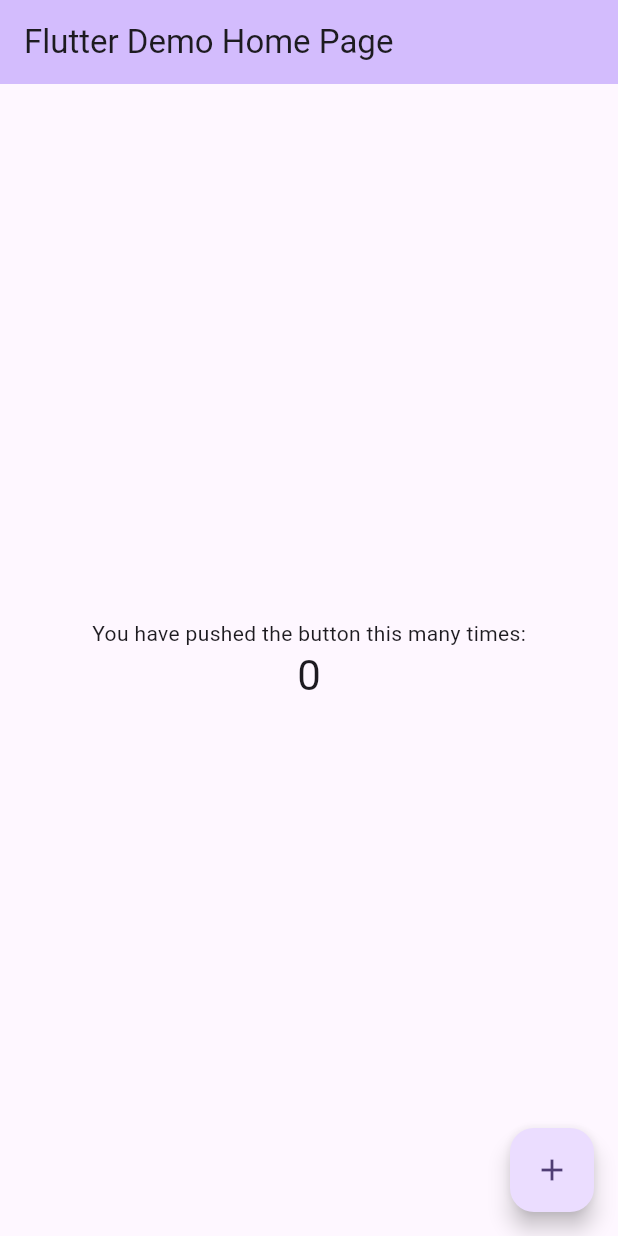
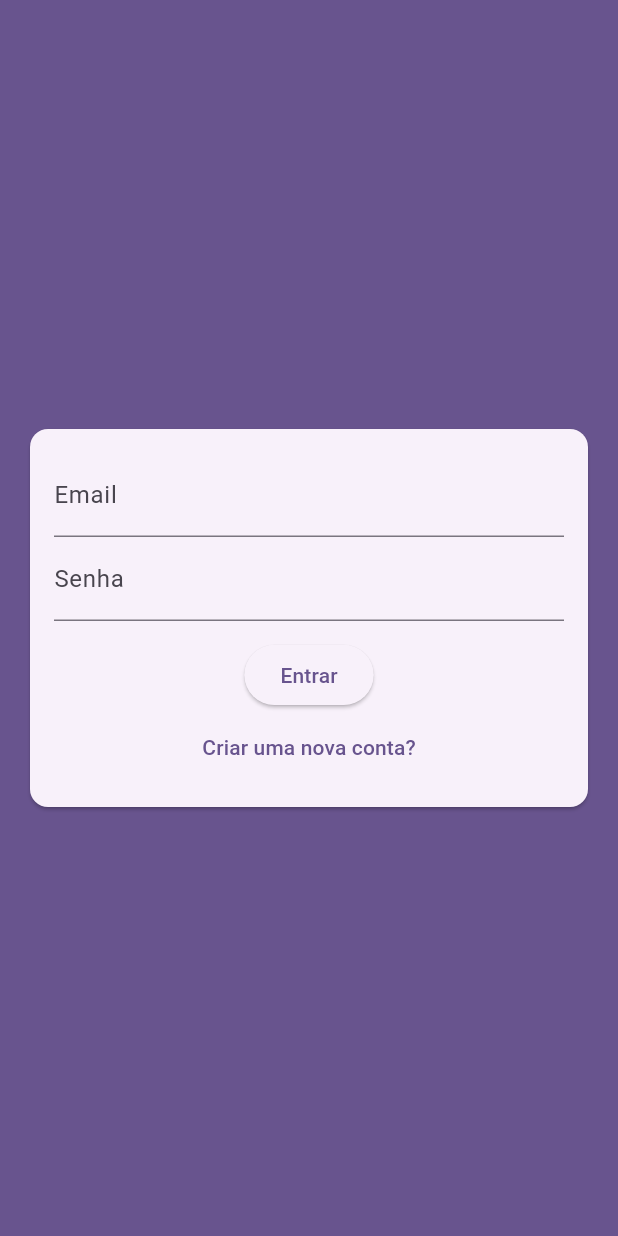
Before and after one commit to soumessias/flutter_learning_06, a Flutter app: the screen it shows after launch, on a phone screen of 412 x 824 dp. Run offline on Flutter 3.47's test engine with Material 2 defaults, Android fonts, the phone set to English and light mode, and no system bars; Roboto replaces fonts that are missing (Raleway).

Commit message:
First commit

```diff
--- /dev/null
+++ b/lib/components/auth_form.dart
@@ -0,0 +1,126 @@
+import 'package:flutter/material.dart';
+import 'package:flutter_learning_06/models/auth_form_data.dart';
+
+class AuthForm extends StatefulWidget {
+  final void Function(AuthFormData) onSubmit;
+  const AuthForm({
+    super.key,
+    required this.onSubmit,
+  });
+
+  @override
+  State<AuthForm> createState() => _AuthFormState();
+}
+
+class _AuthFormState extends State<AuthForm> {
+  final _formData = AuthFormData();
+  final _formKey = GlobalKey<FormState>();
+
+  void _submit() {
+    final isValid = _formKey.currentState?.validate() ?? false;
+    if (!isValid) {
+      return;
+    } else {
+      widget.onSubmit(_formData);
+    }
+  }
+
+  @override
+  Widget build(BuildContext context) {
+    return Card(
+      margin: const EdgeInsets.all(20),
+      child: Padding(
+        padding: const EdgeInsets.all(16.0),
+        child: Form(
+            key: _formKey,
+            child: Column(
+              children: [
+                if (_formData.isSignup)
+                  TextFormField(
+                    key: const ValueKey("name"),
+                    initialValue: _formData.name,
+                    onChanged: (name) => _formData.name = name,
+                    decoration: const InputDecoration(
+                      labelText: "Nome",
+                    ),
+                    validator: (_name) {
+                      final name = _name ?? "";
+                      if (name.trim().isEmpty) {
+                        return "Nome não pode ser vazio.";
+                      } else if (RegExp(r'[!@#\$%^&*(),.?":{}|<>]')
+                          .hasMatch(name)) {
+                        return "O nome não pode conter caracteres especiais.";
+                      } else {
+                        return null;
+                      }
+                    },
+                  ),
+                TextFormField(
+                  key: const ValueKey("email"),
+                  initialValue: _formData.email,
+                  onChanged: (email) => _formData.email = email,
+                  decoration: const InputDecoration(
+                    labelText: "Email",
+                  ),
+                  validator: (_email) {
+                    final email = _email ?? "";
+                    if (email.trim().isEmpty) {
+                      return "Email não pode ser vazio.";
+                    } else if (RegExp(r'[!#\ $%^&*(),?":{}|<>]')
+                        .hasMatch(email)) {
+                      return "O email não pode conter caracteres especiais.";
+                    }
+                    if (!email.contains("@")) {
+                      return "Email invalido.";
+                    } else {
+                      return null;
+                    }
+                  },
+                ),
+                TextFormField(
+                  key: const ValueKey("password"),
+                  initialValue: _formData.password,
+                  onChanged: (password) => _formData.password = password,
+                  decoration: const InputDecoration(
+                    labelText: "Senha",
+                  ),
+                  validator: (_password) {
+                    final password = _password ?? "";
+                    if (password.trim().isEmpty) {
+                      return "Senha não pode ser vazia.";
+                    } else if (password.length < 8) {
+                      return "Senha precisa ter pelo menos 8 caracteres.";
+                    } else if (!password.contains(RegExp(r'\d'))) {
+                      return "Senha precisa conter pelo menos 1 número.";
+                    } else {
+                      return null;
+                    }
+                  },
+                ),
+                const SizedBox(
+                  height: 12,
+                ),
+                ElevatedButton(
+                  onPressed: _submit,
+                  child: Text(
+                    _formData.isLogin ? "Entrar" : "Cadastrar",
+                  ),
+                ),
+                TextButton(
+                  child: Text(
+                    _formData.isLogin
+                        ? "Criar uma nova conta?"
+                        : "Já possui conta? Faça seu Login",
+                  ),
+                  onPressed: () {
+                    setState(() {
+                      _formData.toggleAuthMode();
+                    });
+                  },
+                )
+              ],
+            )),
+      ),
+    );
+  }
+}
--- a/lib/main.dart
+++ b/lib/main.dart
@@ -1,4 +1,5 @@
 import 'package:flutter/material.dart';
+import 'package:flutter_learning_06/pages/auth_page.dart';
 
 void main() {
   runApp(const MyApp());
@@ -6,120 +7,19 @@ void main() {
 
 class MyApp extends StatelessWidget {
   const MyApp({super.key});
-
-  // This widget is the root of your application.
   @override
   Widget build(BuildContext context) {
     return MaterialApp(
       title: 'Flutter Demo',
       theme: ThemeData(
-        // This is the theme of your application.
-        //
-        // TRY THIS: Try running your application with "flutter run". You'll see
-        // the application has a blue toolbar. Then, without quitting the app,
-        // try changing the seedColor in the colorScheme below to Colors.green
-        // and then invoke "hot reload" (save your changes or press the "hot
-        // reload" button in a Flutter-supported IDE, or press "r" if you used
-        // the command line to start the app).
-        //
-        // Notice that the counter didn't reset back to zero; the application
-        // state is not lost during the reload. To reset the state, use hot
-        // restart instead.
-        //
-        // This works for code too, not just values: Most code changes can be
-        // tested with just a hot reload.
-        colorScheme: ColorScheme.fromSeed(seedColor: Colors.deepPurple),
+        colorScheme: ColorScheme.fromSeed(
+          seedColor: Colors.deepPurple,
+        ),
+        fontFamily: 'Raleway',
         useMaterial3: true,
       ),
-      home: const MyHomePage(title: 'Flutter Demo Home Page'),
+      home: const AuthPage(),
+      debugShowCheckedModeBanner: false,
     );
   }
 }
-
-class MyHomePage extends StatefulWidget {
-  const MyHomePage({super.key, required this.title});
-
-  // This widget is the home page of your application. It is stateful, meaning
-  // that it has a State object (defined below) that contains fields that affect
-  // how it looks.
-
-  // This class is the configuration for the state. It holds the values (in this
-  // case the title) provided by the parent (in this case the App widget) and
-  // used by the build method of the State. Fields in a Widget subclass are
-  // always marked "final".
-
-  final String title;
-
-  @override
-  State<MyHomePage> createState() => _MyHomePageState();
-}
-
-class _MyHomePageState extends State<MyHomePage> {
-  int _counter = 0;
-
-  void _incrementCounter() {
-    setState(() {
-      // This call to setState tells the Flutter framework that something has
-      // changed in this State, which causes it to rerun the build method below
-      // so that the display can reflect the updated values. If we changed
-      // _counter without calling setState(), then the build method would not be
-      // called again, and so nothing would appear to happen.
-      _counter++;
-    });
-  }
-
-  @override
-  Widget build(BuildContext context) {
-    // This method is rerun every time setState is called, for instance as done
-    // by the _incrementCounter method above.
-    //
-    // The Flutter framework has been optimized to make rerunning build methods
-    // fast, so that you can just rebuild anything that needs updating rather
-    // than having to individually change instances of widgets.
-    return Scaffold(
-      appBar: AppBar(
-        // TRY THIS: Try changing the color here to a specific color (to
-        // Colors.amber, perhaps?) and trigger a hot reload to see the AppBar
-        // change color while the other colors stay the same.
-        backgroundColor: Theme.of(context).colorScheme.inversePrimary,
-        // Here we take the value from the MyHomePage object that was created by
-        // the App.build method, and use it to set our appbar title.
-        title: Text(widget.title),
-      ),
-      body: Center(
-        // Center is a layout widget. It takes a single child and positions it
-        // in the middle of the parent.
-        child: Column(
-          // Column is also a layout widget. It takes a list of children and
-          // arranges them vertically. By default, it sizes itself to fit its
-          // children horizontally, and tries to be as tall as its parent.
-          //
-          // Column has various properties to control how it sizes itself and
-          // how it positions its children. Here we use mainAxisAlignment to
-          // center the children vertically; the main axis here is the vertical
-          // axis because Columns are vertical (the cross axis would be
-          // horizontal).
-          //
-          // TRY THIS: Invoke "debug painting" (choose the "Toggle Debug Paint"
-          // action in the IDE, or press "p" in the console), to see the
-          // wireframe for each widget.
-          mainAxisAlignment: MainAxisAlignment.center,
-          children: <Widget>[
-            const Text(
-              'You have pushed the button this many times:',
-            ),
-            Text(
-              '$_counter',
-              style: Theme.of(context).textTheme.headlineMedium,
-            ),
-          ],
-        ),
-      ),
-      floatingActionButton: FloatingActionButton(
-        onPressed: _incrementCounter,
-        tooltip: 'Increment',
-        child: const Icon(Icons.add),
-      ), // This trailing comma makes auto-formatting nicer for build methods.
-    );
-  }
-}
--- /dev/null
+++ b/lib/models/auth_form_data.dart
@@ -0,0 +1,26 @@
+import 'dart:io';
+
+enum AuthMode {
+  Signup,
+  Login,
+}
+
+class AuthFormData {
+  String name = "";
+  String email = "";
+  String password = "";
+  File? image;
+  AuthMode _mode = AuthMode.Login;
+
+  bool get isLogin {
+    return _mode == AuthMode.Login;
+  }
+
+  bool get isSignup {
+    return _mode == AuthMode.Signup;
+  }
+
+  void toggleAuthMode() {
+    _mode = isLogin ? AuthMode.Signup : AuthMode.Login;
+  }
+}
--- /dev/null
+++ b/lib/pages/auth_page.dart
@@ -0,0 +1,50 @@
+import 'package:flutter/material.dart';
+import 'package:flutter_learning_06/components/auth_form.dart';
+import 'package:flutter_learning_06/models/auth_form_data.dart';
+
+class AuthPage extends StatefulWidget {
+  const AuthPage({super.key});
+
+  @override
+  State<AuthPage> createState() => _AuthPageState();
+}
+
+class _AuthPageState extends State<AuthPage> {
+  bool _isLoading = false;
+
+  void _handleSubmit(AuthFormData formData) {
+    setState(() => _isLoading = true);
+
+    print("AuthPage...");
+    print(formData.email);
+
+    setState(() => _isLoading = false);
+  }
+
+  @override
+  Widget build(BuildContext context) {
+    return Scaffold(
+      backgroundColor: Theme.of(context).primaryColor,
+      body: Stack(
+        children: [
+          Center(
+            child: SingleChildScrollView(
+              child: AuthForm(
+                onSubmit: _handleSubmit,
+              ),
+            ),
+          ),
+          if (_isLoading)
+            Container(
+              decoration: BoxDecoration(
+                color: Colors.black.withOpacity(0.4),
+              ),
+              child: Center(
+                child: CircularProgressIndicator(),
+              ),
+            )
+        ],
+      ),
+    );
+  }
+}
```
Also changed, not shown: lib/pages/loading_page.dart (added, +32 -0 lines), pubspec.lock, 1 other file.
